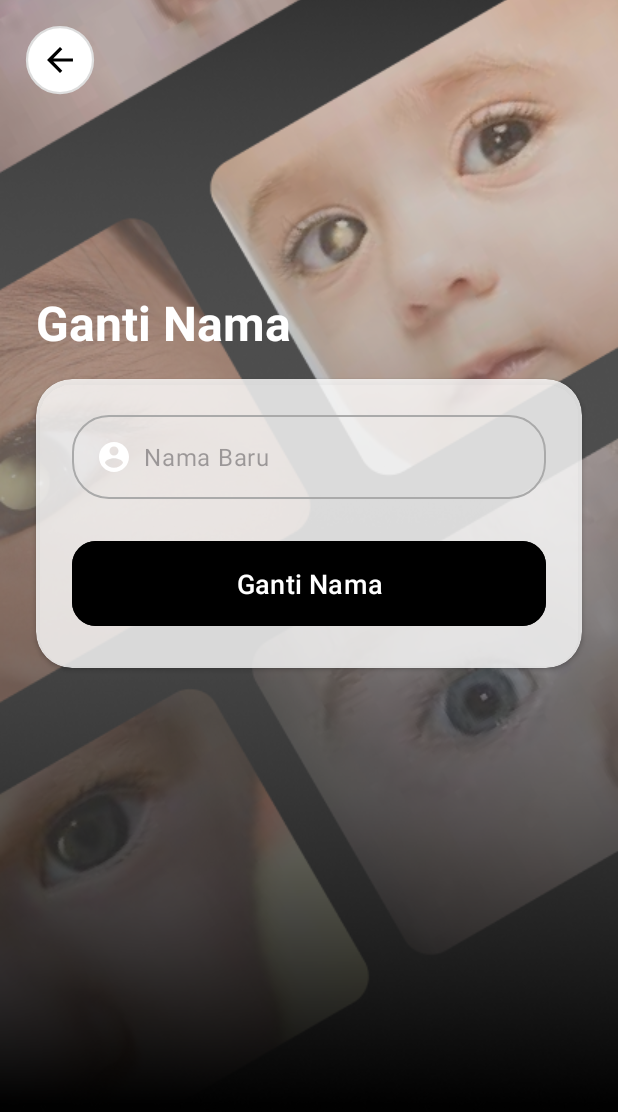
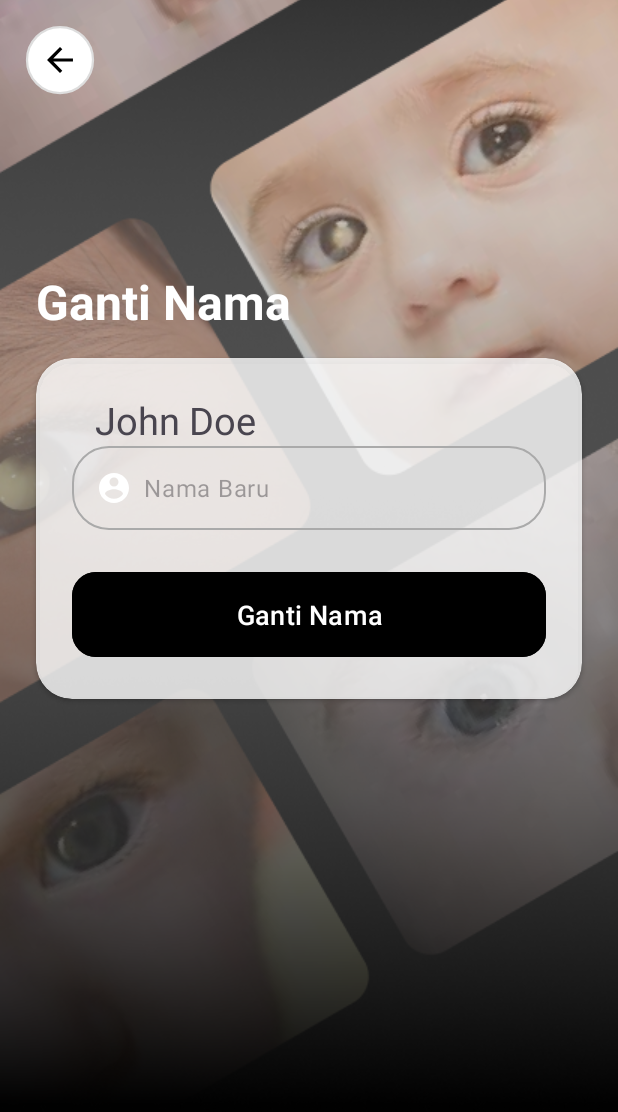
Before and after one commit to AMMAR839/RB_AID, an Android app: the layout activity_ganti_nama.xml on its own in the app's theme, with its tools: preview values and no code run, on a phone screen of 412 x 824 dp. Shown: the top 1112 px of the screen. Run offline under Robolectric (Android 15) with nearby library versions, the phone set to English and light mode, and no system bars.

Commit message:
Tambah 'nama sekarang'

```diff
--- a/app/src/main/res/layout/activity_ganti_nama.xml
+++ b/app/src/main/res/layout/activity_ganti_nama.xml
@@ -38,6 +38,19 @@
             android:orientation="vertical"
             android:padding="24dp">
 
+            <LinearLayout
+                android:layout_width="wrap_content"
+                android:layout_height="wrap_content">
+                <TextView
+                    android:layout_width="wrap_content"
+                    android:layout_height="wrap_content"
+                    android:text="@string/nama_sekarang"
+                    android:textSize="25sp"
+                    android:paddingStart="15dp"
+                    android:paddingEnd="0dp">
+                </TextView>
+            </LinearLayout>
+
             <com.google.android.material.textfield.TextInputLayout
                 android:layout_width="match_parent"
                 android:layout_height="wrap_content"
@@ -51,7 +64,7 @@
                     android:background="@drawable/rounded"
                     android:drawableStart="@drawable/acun"
                     android:drawablePadding="8dp"
-                    android:hint="Nama Baru"
+                    android:hint="@string/nama_baru"
                     android:padding="16dp"
                     android:inputType="textPersonName" />
             </com.google.android.material.textfield.TextInputLayout>
@@ -63,7 +76,7 @@
                 android:layout_marginTop="24dp"
                 android:backgroundTint="@android:color/black"
                 android:padding="16dp"
-                android:text="Ganti Nama"
+                android:text="@string/ganti_nama"
                 android:textColor="@android:color/white"
                 android:textSize="18sp"
                 app:cornerRadius="16dp" />
@@ -77,7 +90,7 @@
         android:layout_marginStart="16dp"
         android:layout_marginTop="16dp"
         android:background="@drawable/back_button"
-        android:contentDescription="Back"
+        android:contentDescription="@null"
         android:padding="8dp"
         app:layout_constraintStart_toStartOf="parent"
         app:layout_constraintTop_toTopOf="parent"
@@ -88,7 +101,7 @@
         android:layout_width="wrap_content"
         android:layout_height="wrap_content"
         android:layout_marginBottom="16dp"
-        android:text="Ganti Nama"
+        android:text="@string/ganti_nama"
         android:textColor="@android:color/white"
         android:textSize="32sp"
         android:textStyle="bold"
--- a/app/src/main/res/values/strings.xml
+++ b/app/src/main/res/values/strings.xml
@@ -25,6 +25,9 @@
     <string name="instruction_text">Lalu tekan pada bagian ini untuk memulai deteksi</string>
     <string name="camera_button_description">Tombol kamera</string>
     <string name="Keluar">Keluar</string>
+    <string name="nama_sekarang">John Doe</string>
+    <string name="nama_baru">Nama Baru</string>
+    <string name="ganti_nama">Ganti Nama</string>
     <!-- Strings used for fragments for navigation -->
     <string name="first_fragment_label">First Fragment</string>
     <string name="second_fragment_label">Second Fragment</string>
```
